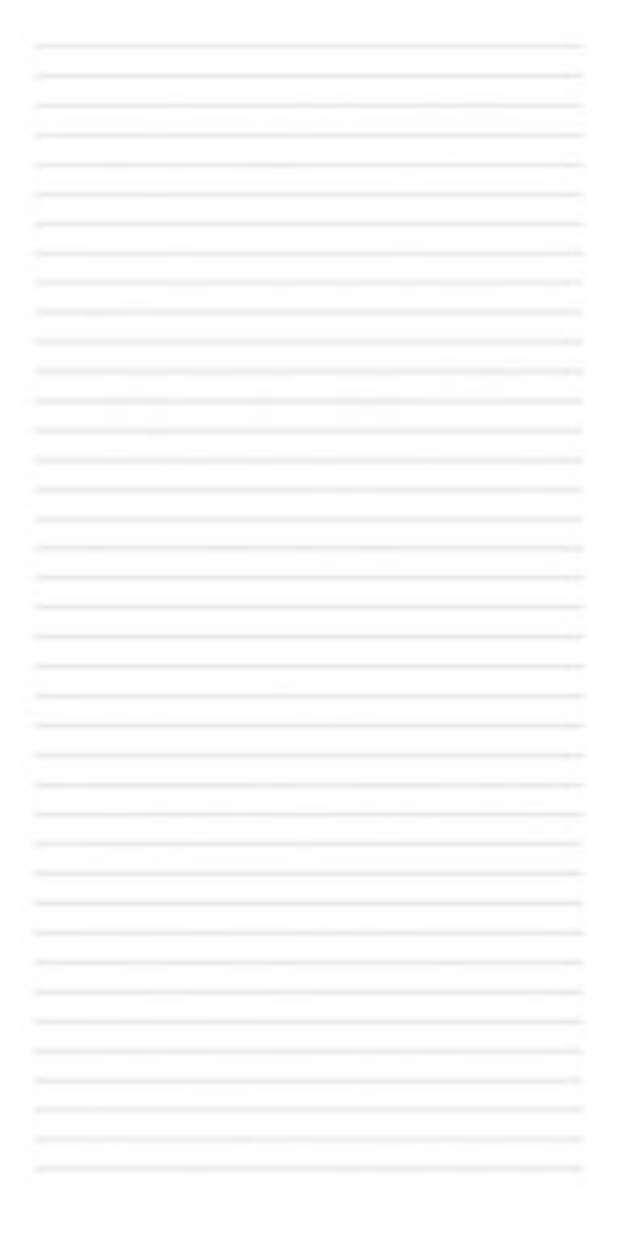
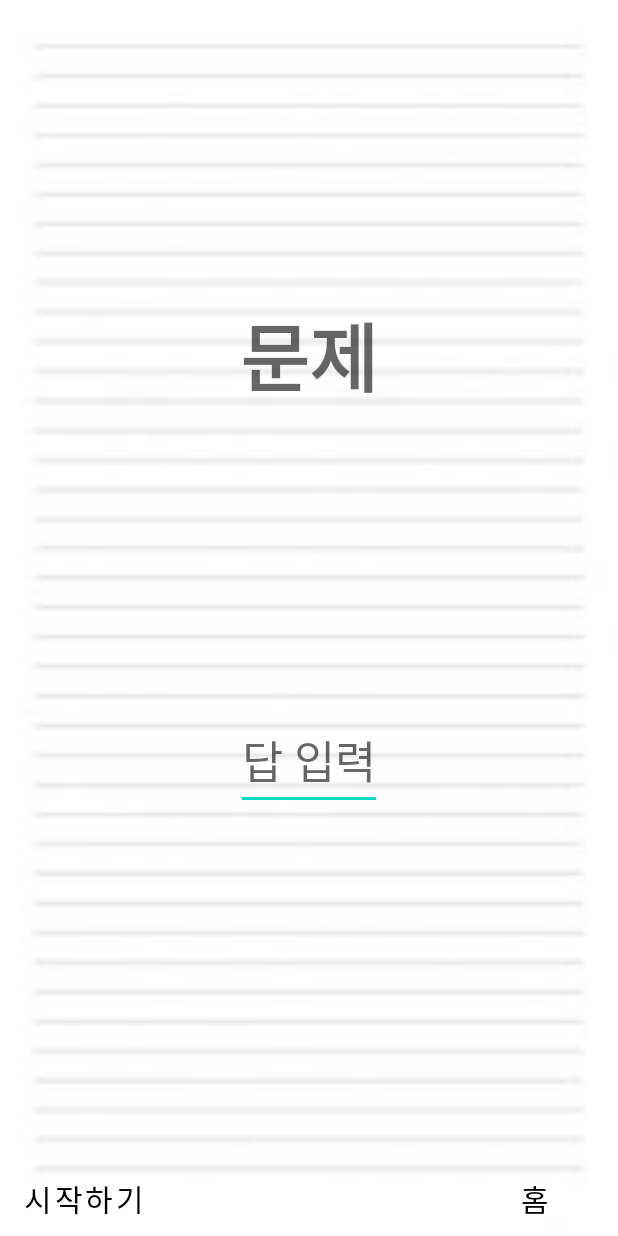
Before and after one commit to kaybb12/JJH, an Android app: the katakana screen opened directly, with no data from a screen before it, on a phone screen of 412 x 824 dp. Run offline under Robolectric (Android 15) with nearby library versions, the phone set to English and light mode, and no system bars.

Commit message:
액티비티 구성완료

```diff
--- a/JS/app/src/main/AndroidManifest.xml
+++ b/JS/app/src/main/AndroidManifest.xml
@@ -12,6 +12,9 @@
         android:supportsRtl="true"
         android:theme="@style/Theme.JS"
         tools:targetApi="31">
+        <activity
+            android:name=".result"
+            android:exported="false" />
         <activity
             android:name=".word"
             android:exported="false" />
--- a/JS/app/src/main/res/layout/activity_katakana.xml
+++ b/JS/app/src/main/res/layout/activity_katakana.xml
@@ -1,10 +1,60 @@
 <?xml version="1.0" encoding="utf-8"?>
-<androidx.constraintlayout.widget.ConstraintLayout xmlns:android="http://schemas.android.com/apk/res/android"
+<LinearLayout xmlns:android="http://schemas.android.com/apk/res/android"
     xmlns:app="http://schemas.android.com/apk/res-auto"
     xmlns:tools="http://schemas.android.com/tools"
     android:layout_width="match_parent"
     android:layout_height="match_parent"
     android:background="@drawable/note"
+    android:orientation="vertical"
     tools:context=".katakana">
 
-</androidx.constraintlayout.widget.ConstraintLayout>
+    <TextView
+        android:id="@+id/txtKata"
+        android:layout_width="wrap_content"
+        android:layout_height="wrap_content"
+        android:layout_marginTop="200dp"
+        android:hint="문제"
+        android:textStyle="bold"
+        android:textSize="50sp"
+        android:layout_gravity="center"
+        />
+
+    <EditText
+        android:id="@+id/editKata"
+        android:layout_width="wrap_content"
+        android:layout_height="wrap_content"
+        android:hint="답 입력"
+        android:textSize="30sp"
+        android:layout_marginTop="200dp"
+        android:layout_gravity="center"/>
+
+    <LinearLayout
+        android:layout_width="match_parent"
+        android:layout_height="match_parent"
+        android:orientation="horizontal">
+
+        <Button
+            android:id="@+id/btnKatastart"
+            android:layout_width="wrap_content"
+            android:layout_height="wrap_content"
+            android:text="시작하기"
+            android:background="#00ff0000"
+            android:textColor="@color/black"
+            android:textSize="20sp"
+            android:layout_gravity="bottom|left"/>
+
+        <Button
+            android:id="@+id/btnKatahome"
+            android:layout_width="wrap_content"
+            android:layout_height="wrap_content"
+            android:text="홈"
+            android:background="#00ff0000"
+            android:textColor="@color/black"
+            android:textSize="20sp"
+            android:layout_marginLeft="200dp"
+            android:layout_gravity="bottom|right"
+            />
+
+    </LinearLayout>
+
+</LinearLayout>
```
Also changed, not shown: JS/app/src/main/java/com/example/js/result.java (added, +14 -0 lines), JS/app/src/main/res/layout/activity_hiragana.xml (+25 -2 lines), JS/app/src/main/res/layout/activity_result.xml (added, +32 -0 lines).
